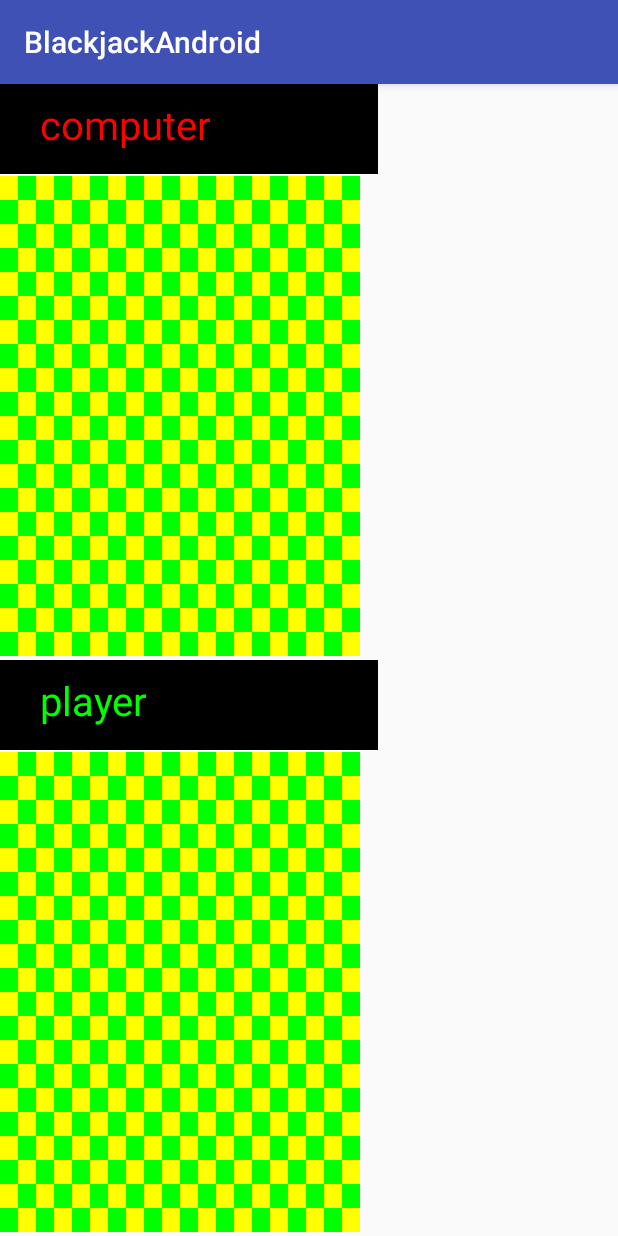
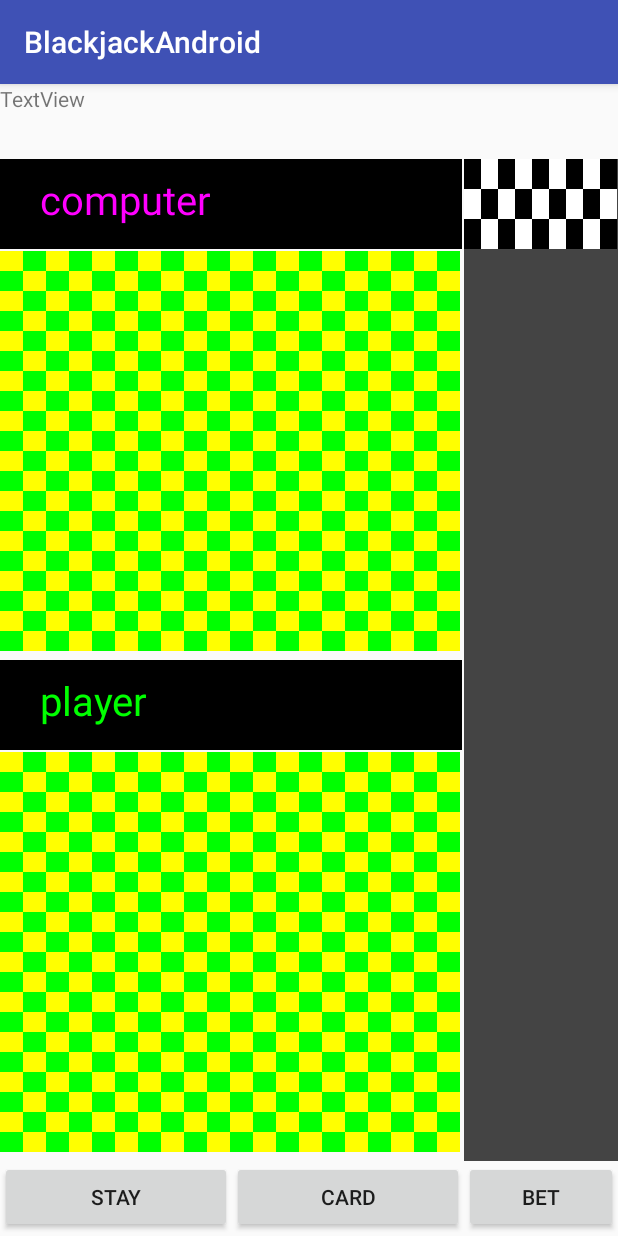
Before and after one commit to zoolu-got-rhythm/android-blackjack-vs-the-world, an Android app: the screen it shows after launch (MainActivity), on a phone screen of 412 x 824 dp. Run offline under Robolectric (Android 15) with nearby library versions, the phone set to English and light mode, and no system bars.

Commit message:
canvas backdrops are functional

```diff
--- a/app/src/main/java/com/example/slurp/blackjackandroid/view/BoardCanvasView.java
+++ b/app/src/main/java/com/example/slurp/blackjackandroid/view/BoardCanvasView.java
@@ -74,11 +74,11 @@ public class BoardCanvasView extends View implements Observer {
 
         Paint playerNamePaint = new Paint();
         playerNamePaint.setColor(Color.BLACK);
-        canvas.drawRect(new Rect(0, 0, this.width, offsetFromTop), playerNamePaint);
+        canvas.drawRect(new Rect(0, 0, this.width - 2, offsetFromTop), playerNamePaint);
 
         Paint playerTextPaint = new Paint();
 
-        playerTextPaint.setColor(this.playerName.toLowerCase().equals("player") ? Color.GREEN : Color.RED);
+        playerTextPaint.setColor(this.playerName.toLowerCase().equals("player") ? Color.GREEN : Color.MAGENTA);
         playerTextPaint.setTextSize(40);
         canvas.drawText(this.playerName, 40, (offsetFromTop / 2) + 11.25f, playerTextPaint);
 
--- /dev/null
+++ b/app/src/main/java/com/example/slurp/blackjackandroid/view/ChipsCanvasView.java
@@ -0,0 +1,56 @@
+package com.example.slurp.blackjackandroid.view;
+
+import android.content.Context;
+import android.graphics.Color;
+import android.graphics.Paint;
+import android.graphics.Rect;
+import android.view.View;
+import android.view.ViewGroup;
+
+import java.util.Observable;
+import java.util.Observer;
+
+public class ChipsCanvasView extends View implements Observer {
+    private int width, height;
+
+    public ChipsCanvasView(Context context, int width, int height) {
+        super(context);
+        this.width = width;
+        this.height = height;
+        ViewGroup.LayoutParams layoutParams = new ViewGroup.LayoutParams(this.width,
+                this.height);
+
+        this.setLayoutParams(layoutParams);
+    }
+
+    @Override
+    protected void onDraw(android.graphics.Canvas canvas) {
+        Paint backgroundColour = new Paint();
+        backgroundColour.setColor(Color.DKGRAY);
+        canvas.drawRect(new Rect(0, 0, this.width, this.height), backgroundColour);
+
+        Paint mBackgroundTilePaint = new Paint();
+        int squareSizeX = this.width;
+        int squareSizeY = 90;
+        squareSizeX = squareSizeX / 9;
+        squareSizeY = squareSizeY / 3;
+
+        for(int i = 0; i < 9; i++){
+            for(int j = 0; j < 3; j++){
+                if(j % 2 == 0){
+                    mBackgroundTilePaint.setColor(i % 2 == 0 ? Color.BLACK: Color.WHITE);
+                }else{
+                    mBackgroundTilePaint.setColor(i % 2 == 0 ? Color.WHITE : Color.BLACK);
+                }
+                canvas.drawRect(new Rect(i * squareSizeX,
+                                j * (squareSizeY), (i * squareSizeX) + squareSizeX,
+                                (j * squareSizeY) + squareSizeY), mBackgroundTilePaint);
+            }
+        }
+    }
+
+    @Override
+    public void update(Observable observable, Object o) {
+
+    }
+}
--- a/app/src/main/java/com/example/slurp/blackjackandroid/view/MainActivity.java
+++ b/app/src/main/java/com/example/slurp/blackjackandroid/view/MainActivity.java
@@ -30,28 +30,45 @@ public class MainActivity extends AppCompatActivity {
 //        int width = size.x;
 //        int height = size.y;
 
-        final LinearLayout root = findViewById(R.id.root);
+        final LinearLayout cardsLayoutParent = findViewById(R.id.cards_view_parent);
 
 
-
-        ViewTreeObserver vto = root.getViewTreeObserver();
-        vto.addOnGlobalLayoutListener(new ViewTreeObserver.OnGlobalLayoutListener() {
+        ViewTreeObserver vtoCardsLayoutParent = cardsLayoutParent.getViewTreeObserver();
+        vtoCardsLayoutParent.addOnGlobalLayoutListener(new ViewTreeObserver.OnGlobalLayoutListener() {
 
             @Override
             public void onGlobalLayout() {
                 //remove listener to ensure only one call is made.
-                root.getViewTreeObserver().removeGlobalOnLayoutListener(this);
-                int h = root.getHeight();
-                int w = root.getWidth();
+                cardsLayoutParent.getViewTreeObserver().removeGlobalOnLayoutListener(this);
+                int h = cardsLayoutParent.getHeight();
+                int w = cardsLayoutParent.getWidth();
 
-                BoardCanvasView boardCanvasViewComputer = new BoardCanvasView(getApplicationContext(), "computer", w - 240, h / 2);
-                BoardCanvasView boardCanvasViewPlayer = new BoardCanvasView(getApplicationContext(), "player", w - 240, h / 2);
-                root.addView(boardCanvasViewComputer);
-                root.addView(boardCanvasViewPlayer);
+                BoardCanvasView boardCanvasViewComputer = new BoardCanvasView(getApplicationContext(), "computer", w, h / 2);
+                BoardCanvasView boardCanvasViewPlayer = new BoardCanvasView(getApplicationContext(), "player", w, h / 2);
+                cardsLayoutParent.addView(boardCanvasViewComputer);
+                cardsLayoutParent.addView(boardCanvasViewPlayer);
+
+
 
                 //make use of height and width
             }
 
+        });
+
+        final LinearLayout chipsLayoutParent = findViewById(R.id.chips_parent_view);
+        ViewTreeObserver vtoChipsLayoutParent = chipsLayoutParent.getViewTreeObserver();
+
+        vtoChipsLayoutParent.addOnGlobalLayoutListener(new ViewTreeObserver.OnGlobalLayoutListener() {
+            @Override
+            public void onGlobalLayout() {
+                chipsLayoutParent.getViewTreeObserver().removeOnGlobalLayoutListener(this);
+                int widthOfChipsLayout = chipsLayoutParent.getWidth();
+                int heightOfChipsLayout = chipsLayoutParent.getHeight();
+
+                ChipsCanvasView chipsCanvasView = new ChipsCanvasView(getApplicationContext(), widthOfChipsLayout, heightOfChipsLayout);
+                chipsLayoutParent.addView(chipsCanvasView);
+
+            }
         });
 
 
--- a/app/src/main/res/layout/activity_main.xml
+++ b/app/src/main/res/layout/activity_main.xml
@@ -9,4 +9,75 @@
     android:orientation="vertical">
 
 
+    <TextView
+        android:id="@+id/textView"
+        android:layout_width="match_parent"
+        android:layout_height="50dp"
+        android:text="TextView" />
+
+    <LinearLayout
+        android:layout_width="match_parent"
+        android:layout_height="match_parent"
+        android:layout_weight="1"
+        android:orientation="horizontal">
+
+        <LinearLayout
+            android:id="@+id/cards_view_parent"
+            android:layout_width="match_parent"
+            android:layout_height="match_parent"
+            android:layout_weight="1"
+            android:orientation="vertical"></LinearLayout>
+
+        <LinearLayout
+            android:id="@+id/chips_parent_view"
+            android:layout_width="match_parent"
+            android:layout_height="match_parent"
+            android:layout_weight="3"
+            android:orientation="vertical">
+
+        </LinearLayout>
+    </LinearLayout>
+
+    <LinearLayout
+        android:layout_width="match_parent"
+        android:layout_height="50dp"
+        android:orientation="horizontal">
+
+        <LinearLayout
+            android:layout_width="match_parent"
+            android:layout_height="match_parent"
+            android:layout_weight="1"
+            android:orientation="horizontal">
+
+            <Button
+                android:id="@+id/button2"
+                android:layout_width="wrap_content"
+                android:layout_height="wrap_content"
+                android:layout_weight="1"
+                android:text="stay" />
+
+            <Button
+                android:id="@+id/button"
+                android:layout_width="wrap_content"
+                android:layout_height="wrap_content"
+                android:layout_weight="1"
+                android:text="card" />
+        </LinearLayout>
+
+        <LinearLayout
+            android:layout_width="match_parent"
+            android:layout_height="match_parent"
+            android:layout_weight="3"
+            android:orientation="horizontal">
+
+            <Button
+                android:id="@+id/button3"
+                android:layout_width="wrap_content"
+                android:layout_height="wrap_content"
+                android:layout_weight="1"
+                android:text="bet" />
+        </LinearLayout>
+
+    </LinearLayout>
+
 </LinearLayout>
```
